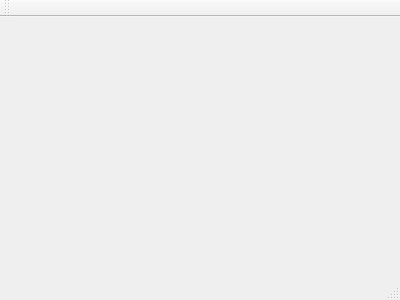
Before: the Qt Designer form mainwindow.ui in hookahbrazil/Bother, drawn with Qt 5.
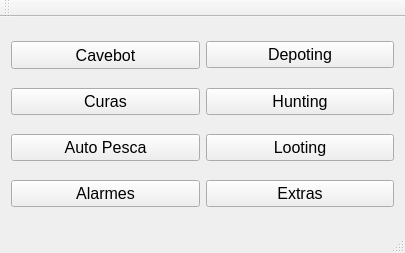
After: the same form once the commit is applied. Icons and pictures are not drawn.

Commit message:
Layout Main Update
Primeiro main layout

Diff of the .ui file:
```diff
--- a/mainwindow.ui
+++ b/mainwindow.ui
@@ -1,24 +1,257 @@
 <ui version="4.0">
  <class>MainWindow</class>
- <widget class="QMainWindow" name="MainWindow" >
-  <property name="geometry" >
+ <widget class="QMainWindow" name="MainWindow">
+  <property name="geometry">
    <rect>
     <x>0</x>
     <y>0</y>
-    <width>400</width>
-    <height>300</height>
+    <width>405</width>
+    <height>253</height>
    </rect>
   </property>
-  <property name="windowTitle" >
+  <property name="font">
+   <font>
+    <weight>75</weight>
+    <bold>true</bold>
+   </font>
+  </property>
+  <property name="windowTitle">
    <string>MainWindow</string>
   </property>
-  <widget class="QMenuBar" name="menuBar" />
-  <widget class="QToolBar" name="mainToolBar" />
-  <widget class="QWidget" name="centralWidget" />
-  <widget class="QStatusBar" name="statusBar" />
+  <widget class="QWidget" name="centralWidget">
+   <layout class="QGridLayout" name="gridLayout">
+    <item row="0" column="0">
+     <widget class="QPushButton" name="pushButton_Cavebot">
+      <property name="minimumSize">
+       <size>
+        <width>111</width>
+        <height>28</height>
+       </size>
+      </property>
+      <property name="font">
+       <font>
+        <pointsize>12</pointsize>
+        <weight>50</weight>
+        <bold>false</bold>
+       </font>
+      </property>
+      <property name="styleSheet">
+       <string notr="true"/>
+      </property>
+      <property name="text">
+       <string>Cavebot</string>
+      </property>
+      <property name="icon">
+       <iconset resource="images.qrc">
+        <normaloff>:/Icons/images/icones/Cavebot.png</normaloff>:/Icons/images/icones/Cavebot.png</iconset>
+      </property>
+      <property name="iconSize">
+       <size>
+        <width>32</width>
+        <height>32</height>
+       </size>
+      </property>
+     </widget>
+    </item>
+    <item row="0" column="1">
+     <widget class="QPushButton" name="pushButton_Depoting">
+      <property name="font">
+       <font>
+        <pointsize>12</pointsize>
+        <weight>50</weight>
+        <bold>false</bold>
+       </font>
+      </property>
+      <property name="text">
+       <string>Depoting</string>
+      </property>
+      <property name="icon">
+       <iconset resource="images.qrc">
+        <normaloff>:/Icons/images/icones/Depoting.png</normaloff>:/Icons/images/icones/Depoting.png</iconset>
+      </property>
+      <property name="iconSize">
+       <size>
+        <width>32</width>
+        <height>32</height>
+       </size>
+      </property>
+     </widget>
+    </item>
+    <item row="1" column="0">
+     <widget class="QPushButton" name="pushButton_Healer">
+      <property name="font">
+       <font>
+        <pointsize>12</pointsize>
+        <weight>50</weight>
+        <bold>false</bold>
+       </font>
+      </property>
+      <property name="cursor">
+       <cursorShape>ArrowCursor</cursorShape>
+      </property>
+      <property name="styleSheet">
+       <string notr="true"/>
+      </property>
+      <property name="text">
+       <string>Curas</string>
+      </property>
+      <property name="icon">
+       <iconset resource="images.qrc">
+        <normaloff>:/Icons/images/icones/Healer.png</normaloff>:/Icons/images/icones/Healer.png</iconset>
+      </property>
+      <property name="iconSize">
+       <size>
+        <width>32</width>
+        <height>32</height>
+       </size>
+      </property>
+     </widget>
+    </item>
+    <item row="1" column="1">
+     <widget class="QPushButton" name="pushButton_Hunting">
+      <property name="font">
+       <font>
+        <pointsize>12</pointsize>
+        <weight>50</weight>
+        <bold>false</bold>
+       </font>
+      </property>
+      <property name="text">
+       <string>Hunting</string>
+      </property>
+      <property name="icon">
+       <iconset resource="images.qrc">
+        <normaloff>:/Icons/images/icones/Hunting.png</normaloff>:/Icons/images/icones/Hunting.png</iconset>
+      </property>
+      <property name="iconSize">
+       <size>
+        <width>32</width>
+        <height>32</height>
+       </size>
+      </property>
+     </widget>
+    </item>
+    <item row="2" column="0">
+     <widget class="QPushButton" name="pushButton_Fishing">
+      <property name="font">
+       <font>
+        <pointsize>12</pointsize>
+        <weight>50</weight>
+        <bold>false</bold>
+       </font>
+      </property>
+      <property name="text">
+       <string>Auto Pesca</string>
+      </property>
+      <property name="icon">
+       <iconset resource="images.qrc">
+        <normaloff>:/Icons/images/icones/Fishing.png</normaloff>:/Icons/images/icones/Fishing.png</iconset>
+      </property>
+      <property name="iconSize">
+       <size>
+        <width>32</width>
+        <height>32</height>
+       </size>
+      </property>
+     </widget>
+    </item>
+    <item row="2" column="1">
+     <widget class="QPushButton" name="pushButton_Looting">
+      <property name="font">
+       <font>
+        <pointsize>12</pointsize>
+        <weight>50</weight>
+        <bold>false</bold>
+       </font>
+      </property>
+      <property name="text">
+       <string>Looting</string>
+      </property>
+      <property name="icon">
+       <iconset resource="images.qrc">
+        <normaloff>:/Icons/images/icones/Looting.png</normaloff>:/Icons/images/icones/Looting.png</iconset>
+      </property>
+      <property name="iconSize">
+       <size>
+        <width>32</width>
+        <height>32</height>
+       </size>
+      </property>
+     </widget>
+    </item>
+    <item row="3" column="0">
+     <widget class="QPushButton" name="pushButton_Alarm">
+      <property name="font">
+       <font>
+        <pointsize>12</pointsize>
+        <weight>50</weight>
+        <bold>false</bold>
+       </font>
+      </property>
+      <property name="text">
+       <string>Alarmes</string>
+      </property>
+      <property name="icon">
+       <iconset resource="images.qrc">
+        <normaloff>:/Icons/images/icones/Alarms.png</normaloff>:/Icons/images/icones/Alarms.png</iconset>
+      </property>
+      <property name="iconSize">
+       <size>
+        <width>32</width>
+        <height>32</height>
+       </size>
+      </property>
+     </widget>
+    </item>
+    <item row="3" column="1">
+     <widget class="QPushButton" name="pushButton_Extras">
+      <property name="font">
+       <font>
+        <pointsize>12</pointsize>
+        <weight>50</weight>
+        <bold>false</bold>
+       </font>
+      </property>
+      <property name="text">
+       <string>Extras</string>
+      </property>
+      <property name="icon">
+       <iconset resource="images.qrc">
+        <normaloff>:/Icons/images/icones/Extra.png</normaloff>:/Icons/images/icones/Extra.png</iconset>
+      </property>
+      <property name="iconSize">
+       <size>
+        <width>32</width>
+        <height>32</height>
+       </size>
+      </property>
+     </widget>
+    </item>
+   </layout>
+  </widget>
+  <widget class="QMenuBar" name="menuBar">
+   <property name="geometry">
+    <rect>
+     <x>0</x>
+     <y>0</y>
+     <width>405</width>
+     <height>21</height>
+    </rect>
+   </property>
+  </widget>
+  <widget class="QToolBar" name="mainToolBar">
+   <attribute name="toolBarArea">
+    <enum>TopToolBarArea</enum>
+   </attribute>
+   <attribute name="toolBarBreak">
+    <bool>false</bool>
+   </attribute>
+  </widget>
+  <widget class="QStatusBar" name="statusBar"/>
  </widget>
- <layoutDefault spacing="6" margin="11" />
- <pixmapfunction></pixmapfunction>
- <resources/>
+ <layoutdefault spacing="6" margin="11"/>
+ <resources>
+  <include location="images.qrc"/>
+ </resources>
  <connections/>
 </ui>
```
Left out of the diff: 1 changed line with no effect on the pictures. The commit also changes 14 other files.
